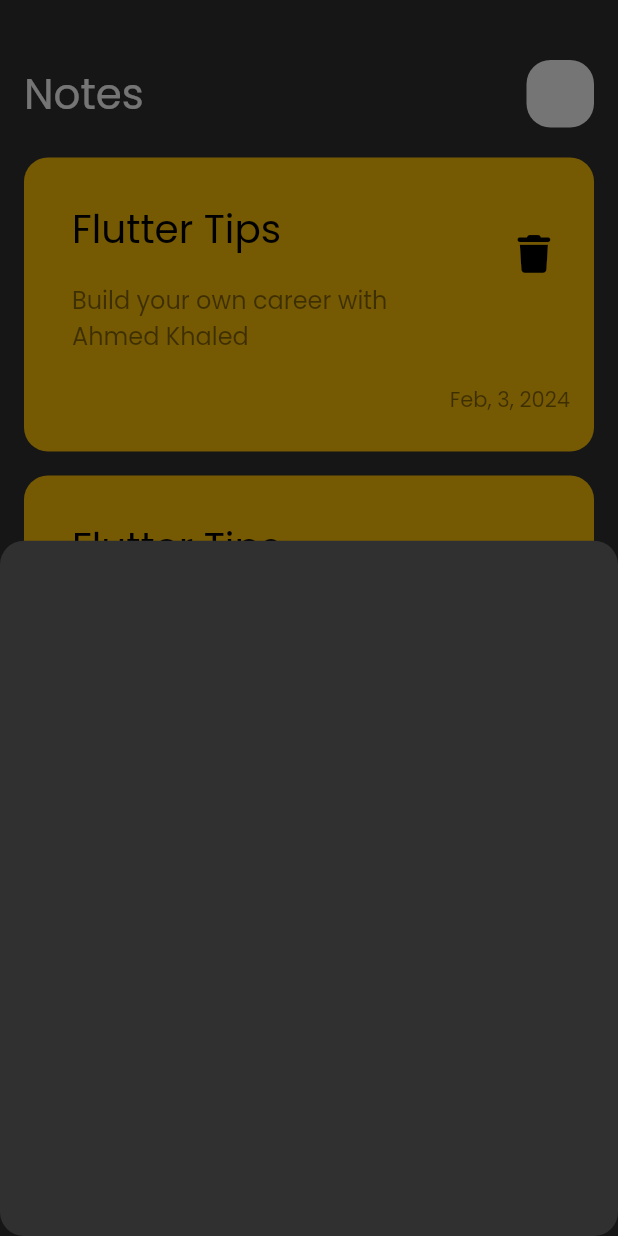
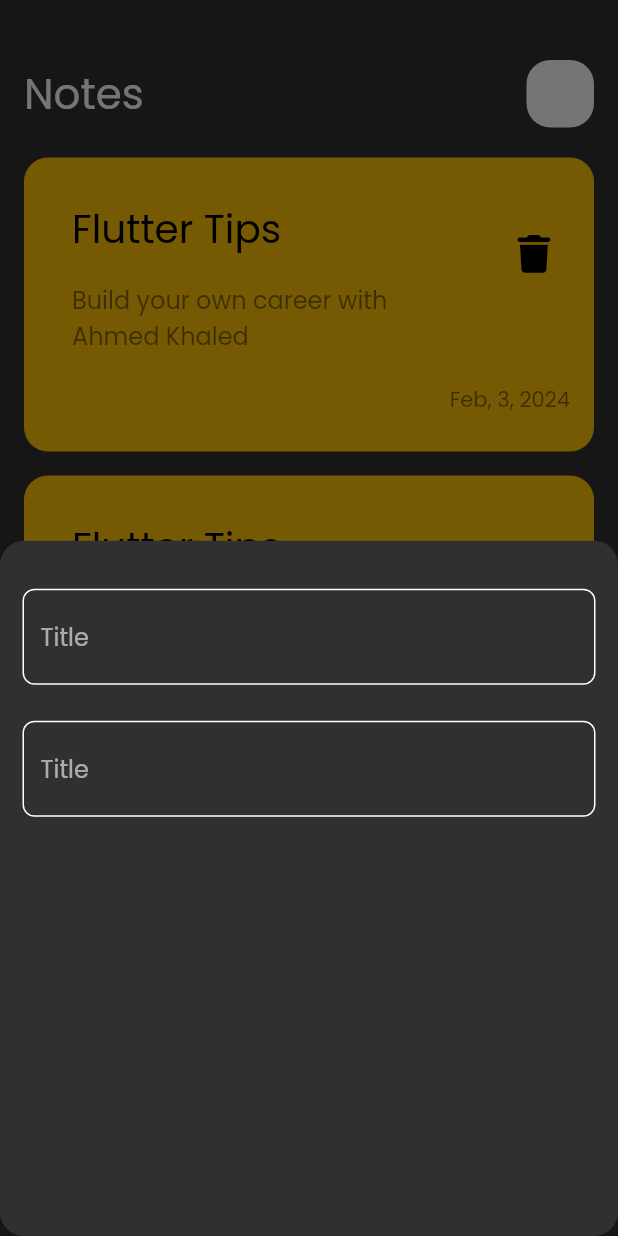
Before and after one commit to A7medK7aled1/Notes-App, a Flutter app: the screen it shows after launch, after a tap on the "add" icon, on a phone screen of 412 x 824 dp. Run offline on Flutter 3.47's test engine with Material 3 defaults, Android fonts, the phone set to English and light mode, and no system bars; our stand-ins replace font_awesome_flutter.

Commit message:
create custom text field and create primary color for the app

```diff
--- /dev/null
+++ b/lib/constants.dart
@@ -0,0 +1,3 @@
+import 'dart:ui';
+
+const kPrimaryColor = const Color(0xff62FCD7);
--- a/lib/widget/add_note_bottom_sheet.dart
+++ b/lib/widget/add_note_bottom_sheet.dart
@@ -1,10 +1,25 @@
 import 'package:flutter/material.dart';
+import 'package:note_app/widget/custom_text_field.dart';
 
 class AddNoteBottomSheet extends StatelessWidget {
   const AddNoteBottomSheet({super.key});
 
   @override
   Widget build(BuildContext context) {
-    return Container();
+    return Padding(
+      padding: const EdgeInsets.symmetric(horizontal: 15),
+      child: Column(
+        children: [
+          SizedBox(height: 32),
+          CustomTextField(
+            hintText: 'Title',
+          ),
+          SizedBox(height: 24),
+          CustomTextField(
+            hintText: 'Title',
+          ),
+        ],
+      ),
+    );
   }
 }
--- /dev/null
+++ b/lib/widget/custom_text_field.dart
@@ -0,0 +1,26 @@
+import 'package:flutter/material.dart';
+import 'package:note_app/constants.dart';
+
+class CustomTextField extends StatelessWidget {
+  CustomTextField({super.key, required this.hintText});
+  String hintText;
+  @override
+  Widget build(BuildContext context) {
+    return TextField(
+      cursorColor: kPrimaryColor,
+      decoration: InputDecoration(
+        hintText: hintText,
+        border: buildBorder(),
+        enabledBorder: buildBorder(),
+        focusedBorder: buildBorder(kPrimaryColor),
+      ),
+    );
+  }
+
+  OutlineInputBorder buildBorder([color]) {
+    return OutlineInputBorder(
+      borderRadius: BorderRadius.circular(8),
+      borderSide: BorderSide(color: color ?? Colors.white),
+    );
+  }
+}
```
